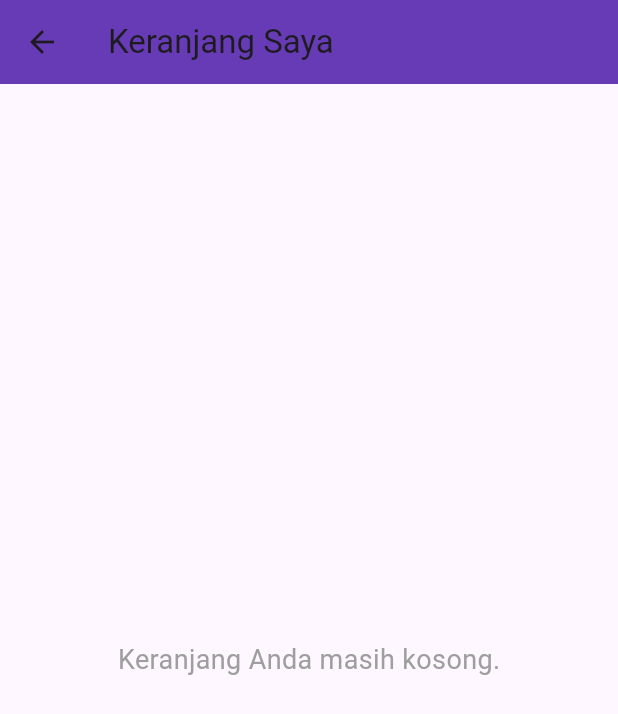
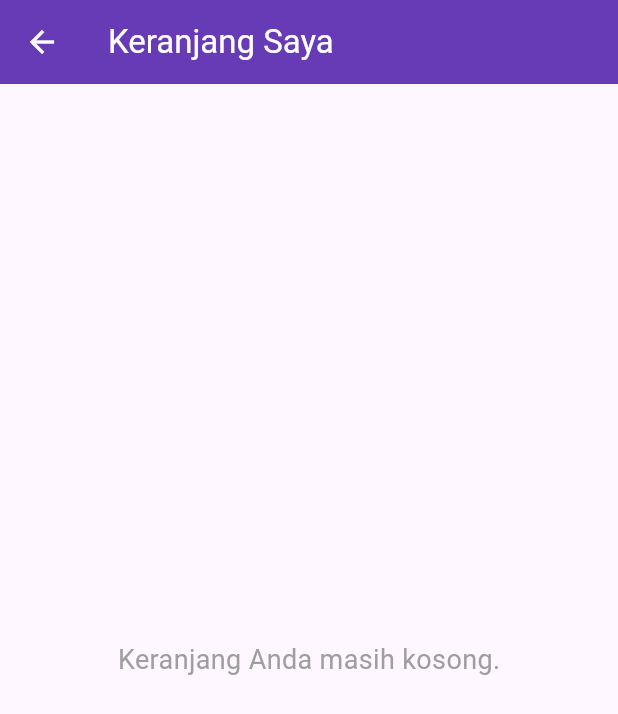
Before and after one commit to azzam380/Belajar_Flutter, a Flutter app: the CartPage screen opened by its route, on a phone screen of 412 x 824 dp. Shown: the top 714 px of the screen. Run offline on Flutter 3.47's test engine with Material 3 defaults, Android fonts, the phone set to English and light mode, and no system bars.

Commit message:
second commit

```diff
--- a/lib/pages/account_page.dart
+++ b/lib/pages/account_page.dart
@@ -6,7 +6,7 @@ class AccountPage extends StatelessWidget {
   @override
   Widget build(BuildContext context) {
     return Scaffold(
-      appBar: AppBar(title: const Text('Akun Saya'), backgroundColor: Colors.deepPurple, elevation: 1),
+      appBar: AppBar(title: const Text('Akun Saya'), backgroundColor: Colors.deepPurple, foregroundColor: Colors.white, elevation: 1),
       body: const Center(child: Text('Halaman Akun Pengguna', style: TextStyle(fontSize: 18, color: Colors.grey))),
     );
   }
--- a/lib/pages/cart_page.dart
+++ b/lib/pages/cart_page.dart
@@ -10,7 +10,7 @@ class CartPage extends StatelessWidget {
     return Consumer<CartProvider>(
       builder: (context, cart, child) {
         return Scaffold(
-          appBar: AppBar(title: const Text('Keranjang Saya'), backgroundColor: Colors.deepPurple, elevation: 1),
+          appBar: AppBar(title: const Text('Keranjang Saya'), backgroundColor: Colors.deepPurple, foregroundColor: Colors.white ,elevation: 1),
           body: cart.items.isEmpty
               ? const Center(child: Text('Keranjang Anda masih kosong.', style: TextStyle(fontSize: 18, color: Colors.grey)))
               : ListView.builder(
--- a/lib/pages/list_chat.dart
+++ b/lib/pages/list_chat.dart
@@ -6,7 +6,7 @@ class ChatListPage extends StatelessWidget {
   @override
   Widget build(BuildContext context) {
     return Scaffold(
-      appBar: AppBar(title: const Text('Pesan'), backgroundColor: Colors.deepPurple, elevation: 1),
+      appBar: AppBar(title: const Text('Pesan'), backgroundColor: Colors.deepPurple, foregroundColor: Colors.white ,elevation: 1),
       body: ListView(
         children: [
           ListTile(
```
